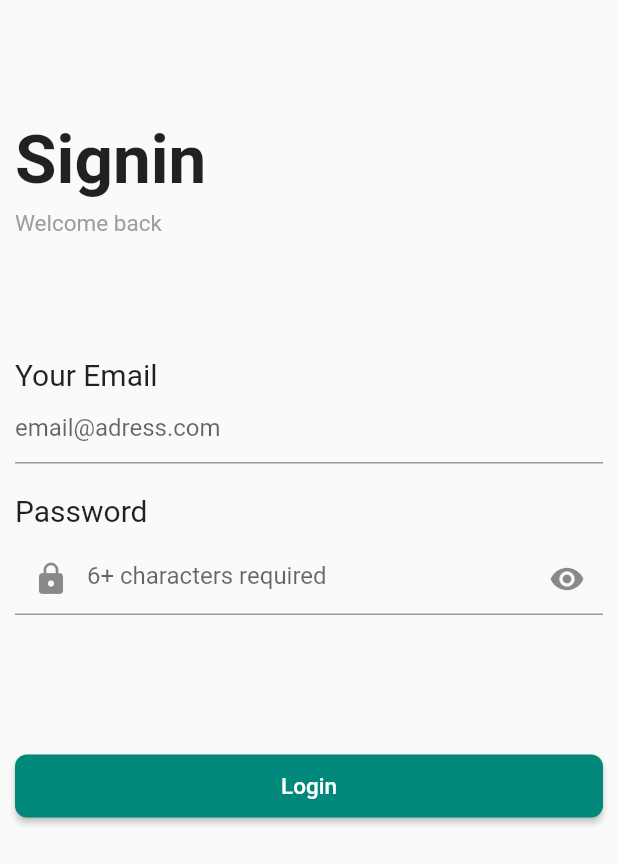
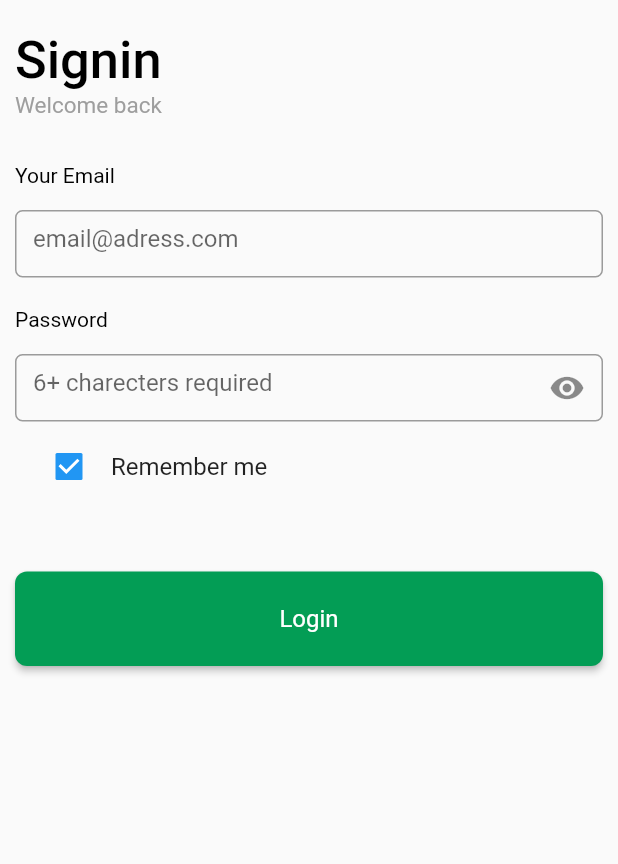
Before and after one commit to Hasnain077/sasta_bazar, a Flutter app: the screen it shows after launch, on a phone screen of 412 x 824 dp. Shown: the top 864 px of the screen. Run offline on Flutter 3.47's test engine with Material 2 defaults, Android fonts, the phone set to English and light mode, and no system bars.

Commit message:
common_button obscure

```diff
--- /dev/null
+++ b/lib/components/common_button.dart
@@ -0,0 +1,48 @@
+import 'package:admin_sasta_bazar/utils/mythems.dart';
+import 'package:flutter/material.dart';
+
+class PrimaryButtonComponent extends StatelessWidget {
+  final Function()? onPressed;
+  final Color? buttonColor;
+  final double? borderRadius;
+  final double? verticalPadding;
+  final double? horizontalPadding;
+  final String? text;
+  final TextStyle? textStyle;
+
+  const PrimaryButtonComponent(
+      {Key? key,
+      this.text,
+      this.textStyle,
+      this.borderRadius,
+      this.buttonColor,
+      this.horizontalPadding,
+      this.onPressed,
+      this.verticalPadding})
+      : super(key: key);
+
+  @override
+  Widget build(BuildContext context) {
+    return ElevatedButton(
+        onPressed: onPressed,
+
+        style: ElevatedButton.styleFrom(
+          backgroundColor: buttonColor?? MyThem.btnColor,
+          shape: RoundedRectangleBorder(
+            borderRadius: BorderRadius.circular(borderRadius?? 0),
+          ),
+          padding: EdgeInsets.symmetric(vertical: 12),
+
+        ),
+      child: Center(
+        child: Padding(
+          padding:  EdgeInsets.symmetric(vertical: verticalPadding?? 0,horizontal: horizontalPadding?? 0),
+          child: Text( text??
+              "Login",
+            style: textStyle,
+          ),
+        ),
+      ),
+    );
+  }
+}
--- /dev/null
+++ b/lib/components/text_form_field.dart
@@ -0,0 +1,61 @@
+import 'package:admin_sasta_bazar/utils/mythems.dart';
+import 'package:flutter/material.dart';
+
+class TextFormFieldComponent extends StatelessWidget {
+  final Widget? suffixWidget;
+  final Color? borderColor;
+  final TextStyle? titleStyle;
+  final TextStyle? hintStyle;
+  final String? title;
+  final String? hint;
+  final bool? isObscure;
+
+  const TextFormFieldComponent({Key? key,this.isObscure,this.suffixWidget,this.borderColor,this.hint,this.hintStyle,this.title,this.titleStyle}) : super(key: key);
+
+  @override
+  Widget build(BuildContext context) {
+    return Container(
+      child: Column(
+        crossAxisAlignment: CrossAxisAlignment.start,
+        children: [
+          Text(
+
+           title?? "Your Email",
+            style:titleStyle?? TextStyle(
+              color: Colors.black,
+            ),
+          ),
+          const SizedBox(
+            height: 15,
+          ),
+          Container(
+            height: 45,
+            child: TextFormField(
+           obscureText: isObscure?? false,
+
+
+
+              textAlign: TextAlign.start,
+              decoration: InputDecoration(
+                suffixIcon: suffixWidget,
+                focusedBorder: OutlineInputBorder(
+                  borderRadius: BorderRadius.circular(5),
+                  borderSide: BorderSide(
+                    color: borderColor ?? MyThem.textFromBorder,
+                    width: 1,
+                  ),
+                ),
+                border: OutlineInputBorder(
+                  borderRadius: BorderRadius.circular(5),
+                ),
+
+                hintText: hint?? "email@adress.com",
+              ),
+            ),
+          ),
+        ],
+      ),
+
+    );
+  }
+}
--- a/lib/screens/login_screen.dart
+++ b/lib/screens/login_screen.dart
@@ -1,3 +1,5 @@
+import 'package:admin_sasta_bazar/components/common_button.dart';
+import 'package:admin_sasta_bazar/components/text_form_field.dart';
 import 'package:admin_sasta_bazar/utils/responsive_builder.dart';
 import 'package:flutter/material.dart';
 
@@ -10,6 +12,7 @@ class LoginScreen extends StatefulWidget {
 
 class _LoginScreenState extends State<LoginScreen> {
   bool isObscure = true;
+  bool isChecked = true;
 
   @override
   Widget build(BuildContext context) {
@@ -21,33 +24,25 @@ class _LoginScreenState extends State<LoginScreen> {
 
   Widget loginForm() {
     return Container(
-      // decoration: const BoxDecoration(
-      //   gradient: LinearGradient(
-      //       begin: Alignment.bottomCenter,
-      //       end: Alignment.topCenter,
-      //       colors: <Color>[Colors.blue, Colors.green ])
-      // ),
+
       height: double.maxFinite,
       width: double.maxFinite,
       padding: const EdgeInsets.symmetric(horizontal: 10),
-      child: SafeArea(
-        child: SingleChildScrollView(
       child: Column(
         crossAxisAlignment: CrossAxisAlignment.start,
         children: [
           const SizedBox(
-                height: 80,
+            height: 20,
           ),
           const Text(
             "Signin",
             style: TextStyle(
-                  fontWeight: FontWeight.bold,
-                  fontSize: 45,
+              color: Colors.black,
+              fontWeight: FontWeight.w500,
+              fontSize: 35,
             ),
           ),
-              const SizedBox(
-                height: 7,
-              ),
+
           const Text(
             'Welcome back',
             style: TextStyle(
@@ -56,75 +51,71 @@ class _LoginScreenState extends State<LoginScreen> {
             ),
           ),
           const SizedBox(
-                height: 80,
+            height: 30,
           ),
-              const Text(
-                "Your Email",
-                style: TextStyle(
-                  fontSize: 20,
+        TextFormFieldComponent(
+          title: "Your Email",
+          hint: "email@adress.com",
         ),
-              ),
-              TextFormField(
-                decoration: const InputDecoration(
-                  hintText: "email@adress.com",
-                ),
-              ),
+
           const SizedBox(
             height: 20,
           ),
-              const Text(
-                "Password",
-                style: TextStyle(
-                  fontSize: 20,
-                ),
-              ),
-              const SizedBox(
-                height: 10,
-              ),
-              TextFormField(
-                obscureText: isObscure,
-                obscuringCharacter: "*",
-                decoration: InputDecoration(
-                  prefixIcon: const Icon(Icons.lock),
-                  hintText: "6+ characters required",
-                  suffixIcon: GestureDetector(
+          TextFormFieldComponent(
+           isObscure: isObscure,
+            title: "Password",
+            hint: "6+ charecters required",
+            suffixWidget: GestureDetector(
               onTap: () {
     isObscure = !isObscure;
     setState(() {});
     },
       child: Icon(isObscure ? Icons.visibility : Icons.visibility_off),
     ),
-                ),
+
           ),
 
 
+          // TextFormField(
+          //   obscureText: isObscure,
+          //   obscuringCharacter: "*",
+          //   decoration: InputDecoration(
+          //     prefixIcon: const Icon(Icons.lock),
+          //     hintText: "6+ characters required",
+          //
+          //   ),
+          // ),
+
            const SizedBox(
-                height: 90,
+             height: 10,
            ),
-              Row(
-                children: [
-                  Expanded(
-                      child: ElevatedButton(
-                    onPressed: () {},
-                    child: Text(
-                      "Login",
-                      style: TextStyle(
-                        fontSize: 15,
+          CheckboxListTile(value: isChecked,
+              title: Text("Remember me"),
+           controlAffinity: ListTileControlAffinity.leading,
+              visualDensity: VisualDensity(horizontal: -4,vertical: -4),
+              onChanged: (a){
+            setState(() {
+              isChecked = a ?? false;
+            });
+          }),
+
+
+          const SizedBox(
+            height: 50,
           ),
+         PrimaryButtonComponent(
+           text: "Login",
+           borderRadius: 8,
+           verticalPadding: 10,
+           textStyle: TextStyle(
+             fontSize: 16,
+             fontWeight: FontWeight.w400,
            ),
-                    style: ElevatedButton.styleFrom(
-                      shape: RoundedRectangleBorder(
-                        borderRadius: BorderRadius.circular(8),
-                      ),
-                      padding: EdgeInsets.symmetric(vertical: 12),
-                      backgroundColor: Colors.teal.shade600,
-                    ),
-                  )),
-                ],
+           onPressed: (){},
+
+
          ),
         ],
-          ),
-        ),
       ),
     );
   }
--- /dev/null
+++ b/lib/utils/mythems.dart
@@ -0,0 +1,7 @@
+import 'package:flutter/material.dart';
+
+class MyThem{
+
+  static const Color textFromBorder = Color(0xFF4dc6ce);
+  static const Color btnColor = Color(0xFF039d55);
+}
```
Lines whose indentation alone changed are shown as unchanged.
